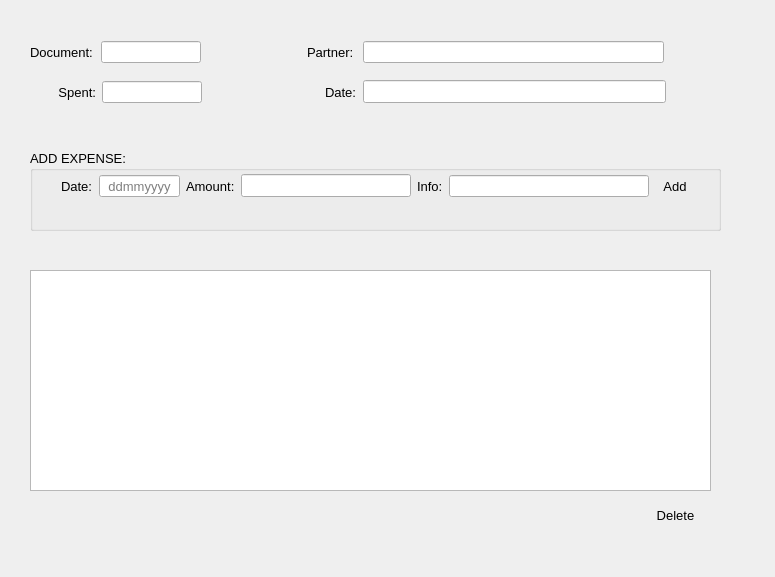
Qt form uis/expenses_form.ui (andrei219/euromedia) before a commit.
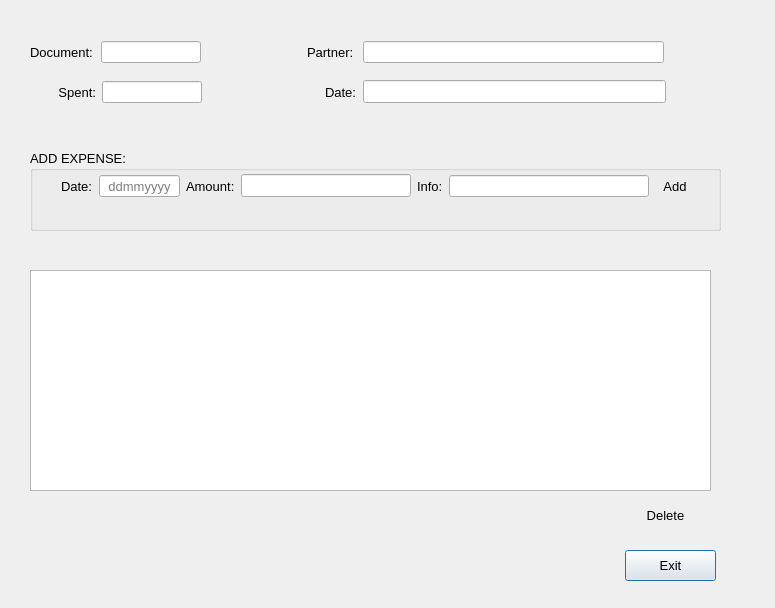
The same form after that commit. Icons and pictures are not drawn.

The edit to the form file:
```diff
--- a/uis/expenses_form.ui
+++ b/uis/expenses_form.ui
@@ -7,7 +7,7 @@
     <x>0</x>
     <y>0</y>
     <width>775</width>
-    <height>577</height>
+    <height>608</height>
    </rect>
   </property>
   <property name="font">
@@ -42,7 +42,7 @@
   <widget class="QToolButton" name="delete_button">
    <property name="geometry">
     <rect>
-     <x>640</x>
+     <x>630</x>
      <y>500</y>
      <width>71</width>
      <height>31</height>
@@ -188,7 +188,7 @@
     </layout>
    </widget>
   </widget>
-  <widget class="QWidget" name="">
+  <widget class="QWidget" name="layoutWidget">
    <property name="geometry">
     <rect>
      <x>307</x>
@@ -235,7 +235,7 @@
     </item>
    </layout>
   </widget>
-  <widget class="QWidget" name="">
+  <widget class="QWidget" name="layoutWidget">
    <property name="geometry">
     <rect>
      <x>325</x>
@@ -273,7 +273,7 @@
     </item>
    </layout>
   </widget>
-  <widget class="QWidget" name="">
+  <widget class="QWidget" name="layoutWidget">
    <property name="geometry">
     <rect>
      <x>30</x>
@@ -329,7 +329,7 @@
     </item>
    </layout>
   </widget>
-  <widget class="QWidget" name="">
+  <widget class="QWidget" name="layoutWidget">
    <property name="geometry">
     <rect>
      <x>55</x>
@@ -373,6 +373,19 @@
     </item>
    </layout>
   </widget>
+  <widget class="QPushButton" name="exit">
+   <property name="geometry">
+    <rect>
+     <x>625</x>
+     <y>550</y>
+     <width>91</width>
+     <height>31</height>
+    </rect>
+   </property>
+   <property name="text">
+    <string>Exit</string>
+   </property>
+  </widget>
  </widget>
  <tabstops>
   <tabstop>date_line_edit</tabstop>
```
Left out of the diff: 21 changed lines with no effect on the pictures.
